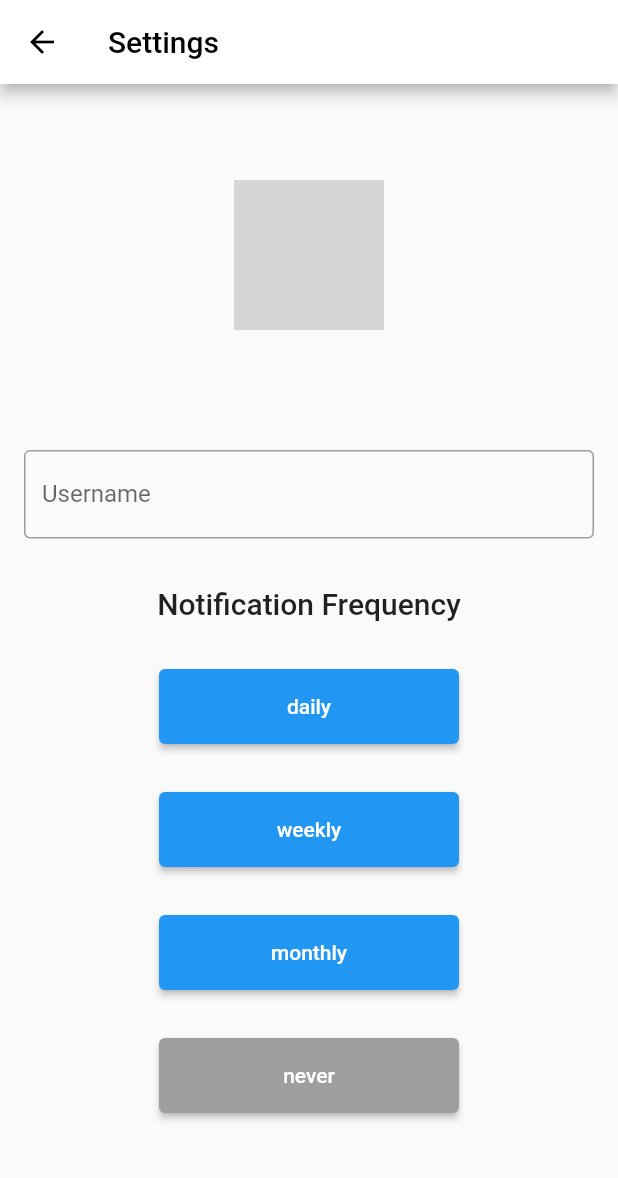
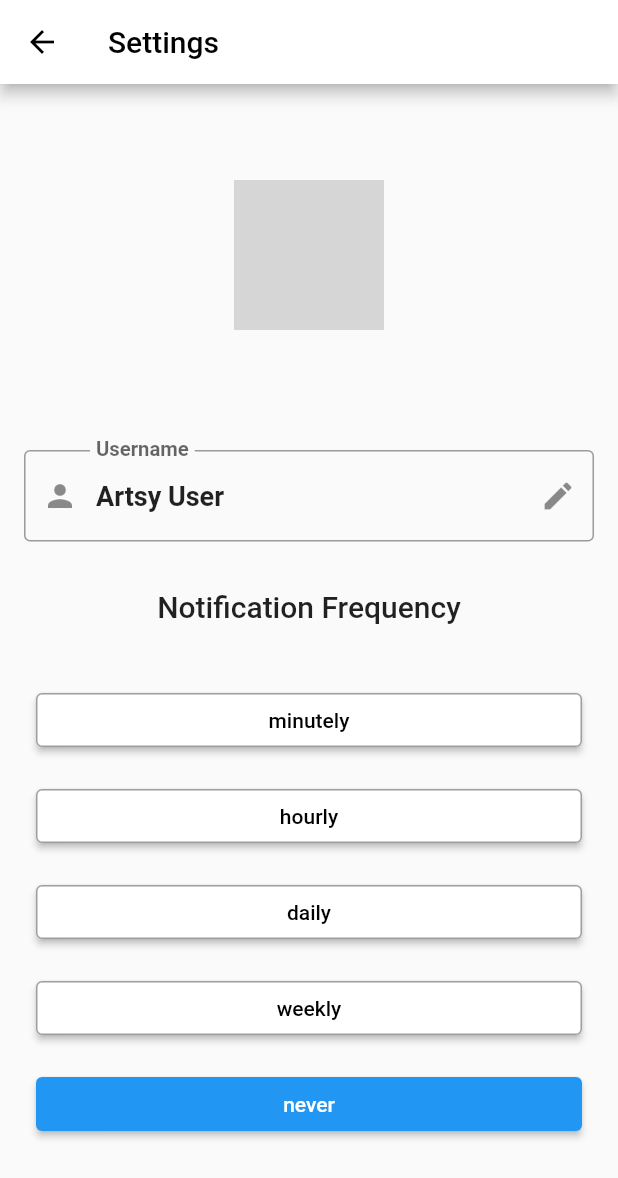
Before and after one commit to carlosmds/flutter-sample-app, a Flutter app: the screen it shows after launch, after a tap on the "settings" icon, on a phone screen of 412 x 824 dp. Shown: the top 1178 px of the screen. Run offline on Flutter 3.47's test engine with Material 2 defaults, Android fonts, the phone set to English and light mode, and no system bars; our stand-ins replace hive; accounts and stored records are empty; network calls fail; grey boxes are pictures that could not be loaded.

```diff
--- a/my_app/lib/widgets/daily_art.dart
+++ b/my_app/lib/widgets/daily_art.dart
@@ -1,4 +1,6 @@
-import 'dart:developer';
+// import 'dart:developer';
+import 'package:hive/hive.dart';
+import 'package:path_provider/path_provider.dart';
 
 import 'package:flutter/material.dart';
 import 'package:http/http.dart' as http;
@@ -17,18 +19,78 @@ class DailyArt extends StatefulWidget {
 class _DailyArtState extends State<DailyArt> {
   String _query = "Leonardo da Vinci";
   String _user = "Artsy User";
-  Map<String, String?> _notification_options = {
-    "daily": "* * * * *",
-    "weekly": "* * * * *",
-    "monthly": "* * * * *",
-    "never": null
+  dynamic notificationOptions = {
+    "minutely": {"cron": "0 * * * *", "selected": false},
+    "hourly": {"cron": "0 * * * *", "selected": false},
+    "daily": {"cron": "0 0 * * *", "selected": false},
+    "weekly": {"cron": "0 0 * * 0", "selected": false},
+    "never": {"cron": null, "selected": true},
   };
   final _liked = <ArtPiece>[];
-  final controller = TextEditingController();
+  final searchController = TextEditingController();
+  final usernameController = TextEditingController();
+
+  // create async function to update the _liked list into hive box
+  Future<void> _updateLiked() async {
+    final directory = await getApplicationDocumentsDirectory();
+    if (!Hive.isAdapterRegistered(0)) Hive.registerAdapter(ArtPieceAdapter());
+    Hive.init("${directory.path}/storage");
+    final likedBox = await Hive.openBox('liked');
+    likedBox.clear();
+    for (var artPiece in _liked) {
+      likedBox.add(artPiece);
+    }
+    return;
+  }
+
+  // create async function to update the _user into hive box
+  Future<void> _updateUser() async {
+    final directory = await getApplicationDocumentsDirectory();
+    Hive.init("${directory.path}/storage");
+    final userBox = await Hive.openBox('user');
+    userBox.clear();
+    userBox.add(_user);
+    return;
+  }
+
+  // create async function to update notificationOptions into hive box
+  Future<void> _updateNotificationOptions() async {
+    final directory = await getApplicationDocumentsDirectory();
+    Hive.init("${directory.path}/storage");
+    final notificationOptionsBox = await Hive.openBox('notificationOptions');
+    notificationOptionsBox.clear();
+    notificationOptionsBox.add(notificationOptions);
+    return;
+  }
+
+  // create async function to retrieve user name and liked art pieces from hive box
+  Future<void> _retrieveInitialData() async {
+    final directory = await getApplicationDocumentsDirectory();
+    if (!Hive.isAdapterRegistered(0)) Hive.registerAdapter(ArtPieceAdapter());
+    Hive.init("${directory.path}/storage");
+    final userBox = await Hive.openBox('user');
+    final likedBox = await Hive.openBox('liked');
+    final notificationOptionsBox = await Hive.openBox('notificationOptions');
+    if (userBox.isNotEmpty) {
+      _user = userBox.getAt(0);
+    }
+    if (likedBox.isNotEmpty) {
+      for (var artPiece in likedBox.values) {
+        _liked.add(artPiece);
+      }
+    }
+    if (notificationOptionsBox.isNotEmpty) {
+      notificationOptions = notificationOptionsBox.getAt(0);
+    }
+    return;
+  }
 
   void _pushSettings() {
-    Navigator.of(context).push(MaterialPageRoute<void>(
-        builder: (context) => Scaffold(
+    Navigator.of(context)
+        .push(MaterialPageRoute<void>(builder: (BuildContext context) {
+      return StatefulBuilder(
+          builder: (BuildContext context, StateSetter setState) {
+        return Scaffold(
           appBar: AppBar(
             title: const Text('Settings'),
           ),
@@ -39,18 +101,27 @@ class _DailyArtState extends State<DailyArt> {
                 margin: const EdgeInsets.all(64),
                 child: const CircleAvatar(
                   radius: 50,
-                      backgroundImage:
-                          NetworkImage('https://picsum.photos/400'),
+                  backgroundImage: NetworkImage('https://picsum.photos/400'),
                 ),
               ),
               Container(
                 margin: const EdgeInsets.all(16),
+                // align text field in center
                 child: TextField(
-                      controller: controller,
+                  onChanged: (value) => setState(() {
+                    _user = value;
+                    _updateUser();
+                  }),
+                  style: const TextStyle(
+                    fontSize: 18,
+                    fontWeight: FontWeight.bold,
+                  ),
+                  controller: usernameController..text = _user,
                   decoration: const InputDecoration(
+                      prefixIcon: Icon(Icons.person),
+                      suffixIcon: Icon(Icons.edit),
                       border: OutlineInputBorder(),
-                        labelText: 'Username',
-                      ),
+                      labelText: 'Username'),
                 ),
               ),
               Container(
@@ -62,35 +133,58 @@ class _DailyArtState extends State<DailyArt> {
               ),
               // display the notification options in separate buttons that keeps selection when pressed
               // the buttons are displayed one in top of the other with the same size
-                  Column(
-                    children: _notification_options.keys.map((String key) {
-                      return Container(
+              // when a button is pressed the 'selected' property of the corresponding option is set to true
+              // and the 'selected' property of the other options is set to false
+              // the 'selected' property is used to display the button with a different color and visible text
+              // the 'never' option is selected by default
+
+              Container(
                 margin: const EdgeInsets.all(16),
+                child: Column(
+                  children: [
+                    for (var option in notificationOptions.entries)
+                      Container(
+                        margin: const EdgeInsets.all(8),
+                        child: SizedBox(
+                          width: double.infinity,
                           child: ElevatedButton(
-                            style: ElevatedButton.styleFrom(
-                              primary: _notification_options[key] != null
-                                  ? Colors.blue
-                                  : Colors.grey,
-                              onPrimary: Colors.white,
-                              minimumSize: const Size(200, 50),
-                            ),
                             onPressed: () {
                               setState(() {
-                                _notification_options[key] = "* * * * *";
-                                _notification_options.forEach((k, v) {
-                                  if (k != key) {
-                                    _notification_options[k] = null;
+                                for (var otherOption
+                                    in notificationOptions.entries) {
+                                  if (otherOption.key == option.key) {
+                                    otherOption.value["selected"] = true;
+                                  } else {
+                                    otherOption.value["selected"] = false;
                                   }
-                                });
+                                }
+                                _updateNotificationOptions();
                               });
                             },
-                            child: Text(key)),
-                      );
-                    }).toList(),
+                            style: ElevatedButton.styleFrom(
+                              backgroundColor: option.value["selected"]
+                                  ? Colors.blue
+                                  : Colors.white,
+                              foregroundColor: option.value["selected"]
+                                  ? Colors.white
+                                  : Colors.black,
+                              side: option.value["selected"]
+                                  ? null
+                                  : const BorderSide(
+                                      color: Colors.grey, width: 1),
+                            ),
+                            child: Text(option.key),
+                          ),
+                        ),
                       ),
                   ],
                 ),
-            )));
+              )
+            ],
+          ),
+        );
+      });
+    }));
   }
 
   void _pushArtPieceDetails(ArtPiece artPiece) {
@@ -117,27 +211,29 @@ class _DailyArtState extends State<DailyArt> {
     ));
   }
 
-  void _likeArtPiece(ArtPiece artPiece) {
+  void _likeArtPiece(ArtPiece artPiece, StateSetter setState) async {
     setState(() {
       if (_liked.contains(artPiece)) {
         _liked.remove(artPiece);
       } else {
         _liked.add(artPiece);
       }
+      _updateLiked();
     });
   }
 
   void _pushSaved() {
-    Navigator.of(context).push(
-      MaterialPageRoute<void>(
-        builder: (context) {
+    Navigator.of(context)
+        .push(MaterialPageRoute<void>(builder: (BuildContext context) {
+      return StatefulBuilder(
+        builder: (BuildContext context, StateSetter setState) {
           final tiles = _liked.map(
             (artPiece) {
               return ArtPieceRow.buildRow(
                   artPiece,
                   true,
                   () => _pushArtPieceDetails(artPiece),
-                  () => _likeArtPiece(artPiece));
+                  () => _likeArtPiece(artPiece, setState));
             },
           );
           final divided = tiles.isNotEmpty
@@ -154,8 +250,13 @@ class _DailyArtState extends State<DailyArt> {
             body: ListView(children: divided),
           );
         },
-      ),
       );
+    }));
+  }
+
+  Future startApp() async {
+    await _retrieveInitialData();
+    return getArtPiecesData(_query);
   }
 
   Future getArtPiecesData(String query) async {
@@ -168,8 +269,6 @@ class _DailyArtState extends State<DailyArt> {
         'https://collectionapi.metmuseum.org/public/collection/v1/search?medium=Paintings&hasImages=true&q="$query"');
     var response = await http.get(url);
     var jsonData = json.decode(response.body);
-
-    print(jsonData);
 
     if (jsonData['total'] == 0) {
       return artPieces;
@@ -226,7 +325,7 @@ class _DailyArtState extends State<DailyArt> {
         ),
         body: Column(children: <Widget>[
           TextField(
-            controller: controller,
+            controller: searchController,
             decoration: InputDecoration(
               prefixIcon: const Icon(Icons.search),
               hintText: 'Search for art pieces',
@@ -242,7 +341,7 @@ class _DailyArtState extends State<DailyArt> {
           ),
           Expanded(
               child: FutureBuilder(
-                  future: getArtPiecesData(_query),
+                  future: startApp(),
                   builder: (context, snapshot) {
                     if (snapshot.data == null) {
                       return const Center(
@@ -265,7 +364,7 @@ class _DailyArtState extends State<DailyArt> {
                               artPiece,
                               _liked.contains(artPiece),
                               () => _pushArtPieceDetails(artPiece),
-                              () => _likeArtPiece(artPiece));
+                              () => _likeArtPiece(artPiece, setState));
                         },
                       );
                     }
--- a/my_app/pubspec.yaml
+++ b/my_app/pubspec.yaml
@@ -29,6 +29,8 @@ environment:
 # the latest version available on pub.dev. To see which dependencies have newer
 # versions available, run `flutter pub outdated`.
 dependencies:
+  hive:
+  hive_flutter:
   http:
   flutter:
     sdk: flutter
@@ -39,6 +41,8 @@ dependencies:
   cupertino_icons: ^1.0.2
 
 dev_dependencies:
+  hive_generator:
+  build_runner:
   flutter_test:
     sdk: flutter
 
```
Also changed, not shown: my_app/lib/model/art_piece.dart (+17 -10 lines), my_app/lib/model/art_piece.g.dart (added), my_app/pubspec.lock, 10 other files. Lines whose indentation alone changed are shown as unchanged.
